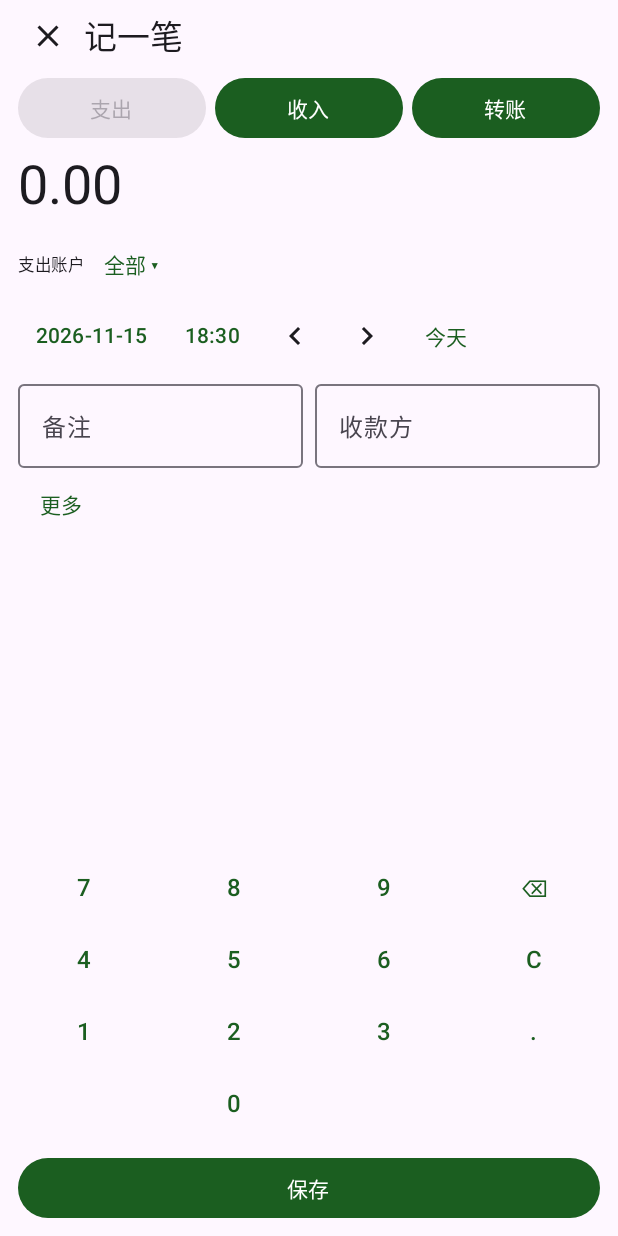
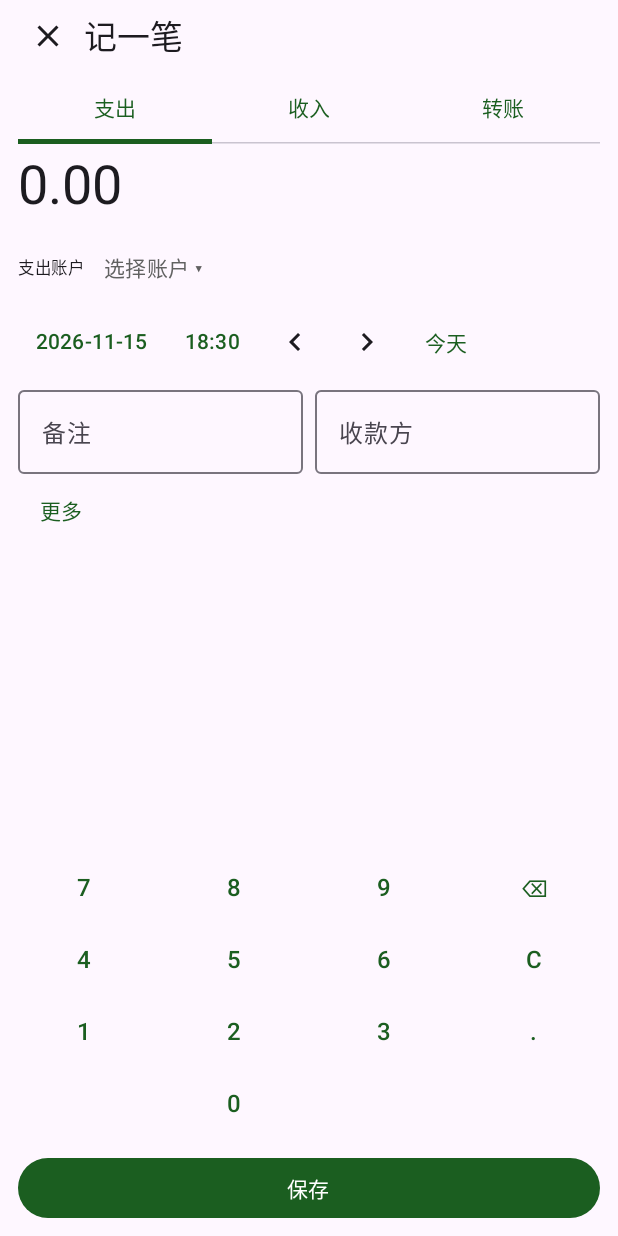
Before and after one commit to wzzhuz/offline-ledger, an Android app built with Jetpack Compose: the screen it shows after launch (MainActivity), after a tap on "记一笔", on a phone screen of 412 x 824 dp. Run offline under Robolectric (Android 15) with nearby library versions, the phone set to English and light mode, and no system bars; our stand-ins replace Dagger/Hilt's generated code, Room's generated code, paging; libraries missing offline, so code that uses them is left out: net.zetetic.database; 14 statements that could not run were skipped.

Commit message:
feat(polish): 第5批真机反馈 - 收款方突出/方向箭头/账户名不截断/筛选跨Tab保持/模板预算独立页/记一笔降噪/回收站详情/中文导入说明 (v0.1.2)

```diff
--- a/app/build.gradle.kts
+++ b/app/build.gradle.kts
@@ -17,7 +17,7 @@ plugins {
 // versionCode 由版本名推导（major*10000 + minor*100 + patch），
 // 不再恒为 1 —— 否则系统判不出新旧、装不上覆盖升级。
 // ---------------------------------------------------------------
-val defaultVersionName = "0.1.1"
+val defaultVersionName = "0.1.2"
 
 fun versionCodeFrom(name: String): Int {
     val parts = name.removePrefix("v").split(".").map { it.toIntOrNull() ?: 0 }
--- a/app/src/main/java/com/zwz/offlineledger/ui/LedgerApp.kt
+++ b/app/src/main/java/com/zwz/offlineledger/ui/LedgerApp.kt
@@ -1,6 +1,8 @@
 package com.zwz.offlineledger.ui
 
 import androidx.compose.foundation.layout.Box
+import androidx.compose.foundation.lazy.rememberLazyListState
+import androidx.lifecycle.viewmodel.compose.viewModel
 import androidx.compose.foundation.layout.padding
 import androidx.compose.foundation.layout.size
 import androidx.compose.material.icons.Icons
@@ -33,8 +35,9 @@ import androidx.navigation.compose.composable
 import androidx.navigation.compose.currentBackStackEntryAsState
 import androidx.navigation.compose.rememberNavController
 import com.zwz.offlineledger.ui.assets.AssetsScreen
-import com.zwz.offlineledger.ui.budget.BudgetManagerDialog
+import com.zwz.offlineledger.ui.budget.BudgetManagerScreen
 import com.zwz.offlineledger.ui.detail.DetailScreen
+import com.zwz.offlineledger.ui.detail.DetailViewModel
 import com.zwz.offlineledger.ui.record.RecordEditorDialog
 import com.zwz.offlineledger.ui.settings.BackupSettingsScreen
 import com.zwz.offlineledger.ui.settings.CategoryManagerScreen
@@ -43,7 +46,7 @@ import com.zwz.offlineledger.ui.settings.PreferenceSettingsScreen
 import com.zwz.offlineledger.ui.settings.SecuritySettingsScreen
 import com.zwz.offlineledger.ui.settings.SettingsScreen
 import com.zwz.offlineledger.ui.stats.StatsScreen
-import com.zwz.offlineledger.ui.templates.TemplateManagerDialog
+import com.zwz.offlineledger.ui.templates.TemplateManagerScreen
 import com.zwz.offlineledger.ui.trash.TrashScreen
 
 private data class TabSpec(val route: String, val label: String, val icon: ImageVector)
@@ -65,6 +68,17 @@ fun LedgerApp(startWithRecordEntry: Boolean = false) {
     var showEditor by remember { mutableStateOf(startWithRecordEntry) }
     var editorRecordId by remember { mutableStateOf<Long?>(null) }
     var refreshTick by remember { mutableStateOf(0) }
+
+    // 第 5 批：ViewModel 与滚动状态提升到 Activity 作用域。
+    // 切到资产页核对再回来时，筛选条件与列表位置都保留，不用重设、不用重滚。
+    val detailVm: DetailViewModel = viewModel(
+        factory = ledgerFactory(context) { ep ->
+            DetailViewModel(
+                ep.recordDao(), ep.accountDao(), ep.categoryDao(), ep.ledgerRepository()
+            )
+        }
+    )
+    val detailListState = rememberLazyListState()
 
     val backStackEntry by navController.currentBackStackEntryAsState()
     val currentRoute = backStackEntry?.destination?.route
@@ -131,6 +145,8 @@ fun LedgerApp(startWithRecordEntry: Boolean = false) {
             composable("detail") {
                 DetailScreen(
                     refreshTick = refreshTick,
+                    vm = detailVm,
+                    listState = detailListState,
                     onEdit = { id -> openEditor(id) }
                 )
             }
@@ -152,8 +168,8 @@ fun LedgerApp(startWithRecordEntry: Boolean = false) {
             composable("trash") {
                 TrashScreen(onBack = { goBack() }, onChanged = { })
             }
-            composable("templates") { TemplateManagerDialog(onDismiss = { goBack() }) }
-            composable("budgets") { BudgetManagerDialog(onDismiss = { goBack() }) }
+            composable("templates") { TemplateManagerScreen(onBack = { goBack() }) }
+            composable("budgets") { BudgetManagerScreen(onBack = { goBack() }) }
         }
     }
 
--- a/app/src/main/java/com/zwz/offlineledger/ui/record/RecordEditorDialog.kt
+++ b/app/src/main/java/com/zwz/offlineledger/ui/record/RecordEditorDialog.kt
@@ -25,6 +25,8 @@ import androidx.compose.material3.IconButton
 import androidx.compose.material3.MaterialTheme
 import androidx.compose.material3.OutlinedTextField
 import androidx.compose.material3.Surface
+import androidx.compose.material3.Tab
+import androidx.compose.material3.TabRow
 import androidx.compose.material3.Switch
 import androidx.compose.material3.Text
 import androidx.compose.material3.TextButton
@@ -180,8 +182,9 @@ fun RecordEditorDialog(
                                 modifier = Modifier.weight(1f).padding(start = 4.dp)
                             )
                         }
-                        val quick = if (state.counterparty.isBlank())
-                            counterparties.take(8) else suggestions
+                        // 第 5 批：空输入不再平铺最近 chips，输入后才联想，减少首屏噪音。
+                        val quick: List<String> = if (state.counterparty.isBlank())
+                            emptyList() else suggestions
                         if (quick.isNotEmpty()) {
                             Row(
                                 modifier = Modifier.fillMaxWidth()
@@ -246,19 +249,21 @@ fun RecordEditorDialog(
     }
 }
 
+/** 第 5 批：三个凸起 Button 换成平铺 TabRow，少一层视觉重量。 */
 @Composable
 private fun TypeTabs(current: RecordType, onSelect: (RecordType) -> Unit) {
-    Row(modifier = Modifier.fillMaxWidth(), horizontalArrangement = Arrangement.spacedBy(6.dp)) {
-        listOf(
-            "支出" to RecordType.EXPENSE,
-            "收入" to RecordType.INCOME,
-            "转账" to RecordType.TRANSFER
-        ).forEach { (label, type) ->
-            Button(
+    val items = listOf(
+        "支出" to RecordType.EXPENSE,
+        "收入" to RecordType.INCOME,
+        "转账" to RecordType.TRANSFER
+    )
+    TabRow(selectedTabIndex = items.indexOfFirst { it.second == current }.coerceAtLeast(0)) {
+        items.forEach { (label, type) ->
+            Tab(
+                selected = current == type,
                 onClick = { onSelect(type) },
-                modifier = Modifier.weight(1f),
-                enabled = current != type
-            ) { Text(label) }
+                text = { Text(label) }
+            )
         }
     }
 }
@@ -331,24 +336,24 @@ private fun AccountStrip(
 ) {
     val visible = accounts.filter { !it.isArchived }
     if (type == RecordType.TRANSFER) {
-        AccountChips("转出", visible, fromId, onFrom)
-        AccountChips("转入", visible, toId, onTo)
+        AccountPicker("转出", visible, fromId, onFrom)
+        AccountPicker("转入", visible, toId, onTo)
     } else {
         val chosenId = if (type == RecordType.EXPENSE) fromId else toId
         val cc = visible.firstOrNull { it.id == chosenId }?.currencyCode
         val label = (if (type == RecordType.EXPENSE) "支出账户" else "收入账户") +
             (cc?.let { " · $it" } ?: "")
-        AccountChips(label, visible, chosenId,
+        AccountPicker(label, visible, chosenId,
             if (type == RecordType.EXPENSE) onFrom else onTo)
     }
 }
 
 /**
- * 阶段 8：常用账户（ViewModel 已按最近 30 天频次排序）平铺 6 个，
- * 其余收进「全部账户」弹层并按名称搜索；10 多个账户也不必横向拖动。
+ * 第 5 批：不再平铺 6 个账户 chips，首屏只显示当前选中账户；
+ * 点开进「全部账户」弹层搜索选择，长账户名（含卡号后缀）完整显示。
  */
 @Composable
-private fun AccountChips(
+private fun AccountPicker(
     label: String,
     accounts: List<AccountEntity>,
     selectedId: Long?,
@@ -356,23 +361,19 @@ private fun AccountChips(
 ) {
     var showAll by remember { mutableStateOf(false) }
     var query by remember { mutableStateOf("") }
-    Row(verticalAlignment = Alignment.CenterVertically, modifier = Modifier.fillMaxWidth()) {
+    val chosen = accounts.firstOrNull { it.id == selectedId }
+    Row(
+        verticalAlignment = Alignment.CenterVertically,
+        modifier = Modifier.fillMaxWidth().padding(vertical = 2.dp)
+    ) {
         Text(text = label, style = MaterialTheme.typography.labelSmall)
-        Row(
-            modifier = Modifier.weight(1f)
-                .horizontalScroll(rememberScrollState())
-        ) {
-            accounts.take(6).forEach { a ->
-                TextButton(onClick = { onSelect(a.id) }) {
-                    Text(
-                        text = if (a.id == selectedId) "● ${a.name}" else a.name,
-                        style = MaterialTheme.typography.labelSmall,
-                        color = if (a.id == selectedId) LedgerColors.IncomeGreen
-                        else LedgerColors.Neutral
-                    )
-                }
-            }
-            TextButton(onClick = { showAll = true }) { Text("全部 ▾") }
+        TextButton(onClick = { showAll = true }) {
+            Text(
+                text = chosen?.let { "● ${it.name}" } ?: "选择账户 ▾",
+                style = MaterialTheme.typography.bodyMedium,
+                color = if (chosen != null) LedgerColors.IncomeGreen else LedgerColors.Neutral,
+                maxLines = 1
+            )
         }
     }
     if (showAll) {
@@ -384,7 +385,7 @@ private fun AccountChips(
                     OutlinedTextField(
                         value = query,
                         onValueChange = { query = it },
-                        label = { Text("搜索账户名") },
+                        label = { Text("搜索账户名（含卡号后缀）") },
                         singleLine = true,
                         modifier = Modifier.fillMaxWidth()
                     )
```
Also changed, not shown: app/src/main/java/com/zwz/offlineledger/ui/budget/BudgetManagerDialog.kt (+7 -18 lines), app/src/main/java/com/zwz/offlineledger/ui/detail/DetailScreen.kt (+74 -41 lines), app/src/main/java/com/zwz/offlineledger/ui/settings/SettingsPages.kt (+25 -5 lines), app/src/main/java/com/zwz/offlineledger/ui/templates/TemplateManagerDialog.kt (+8 -18 lines), app/src/main/java/com/zwz/offlineledger/ui/trash/TrashScreen.kt (+26 -9 lines), app/src/main/java/com/zwz/offlineledger/ui/trash/TrashViewModel.kt (+62 -4 lines), 2 other files.
